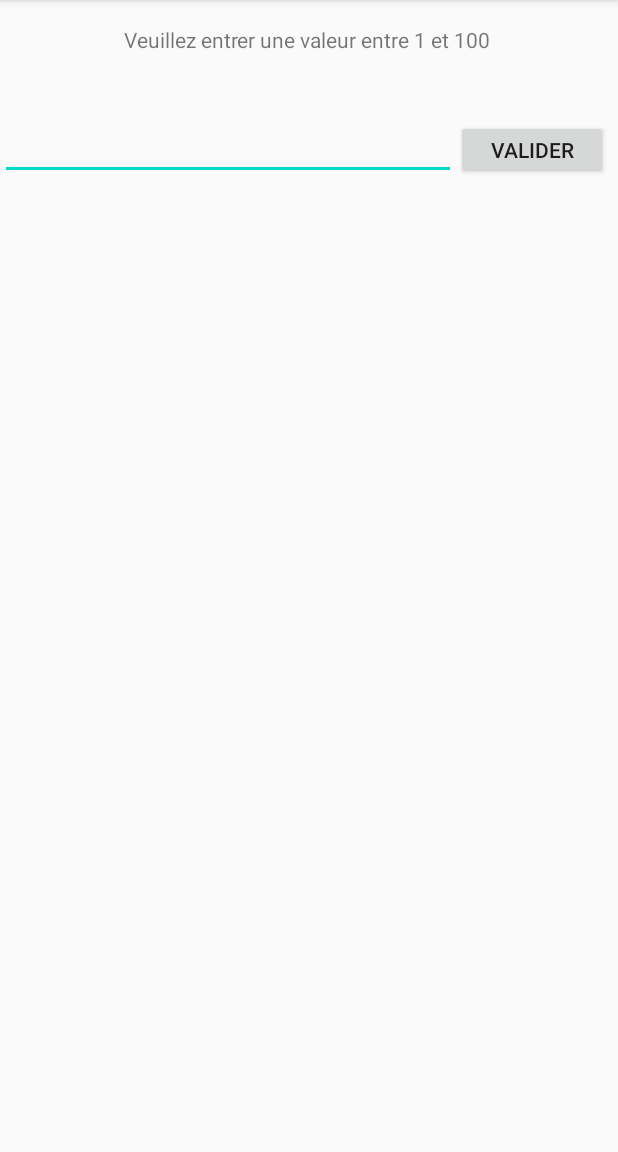
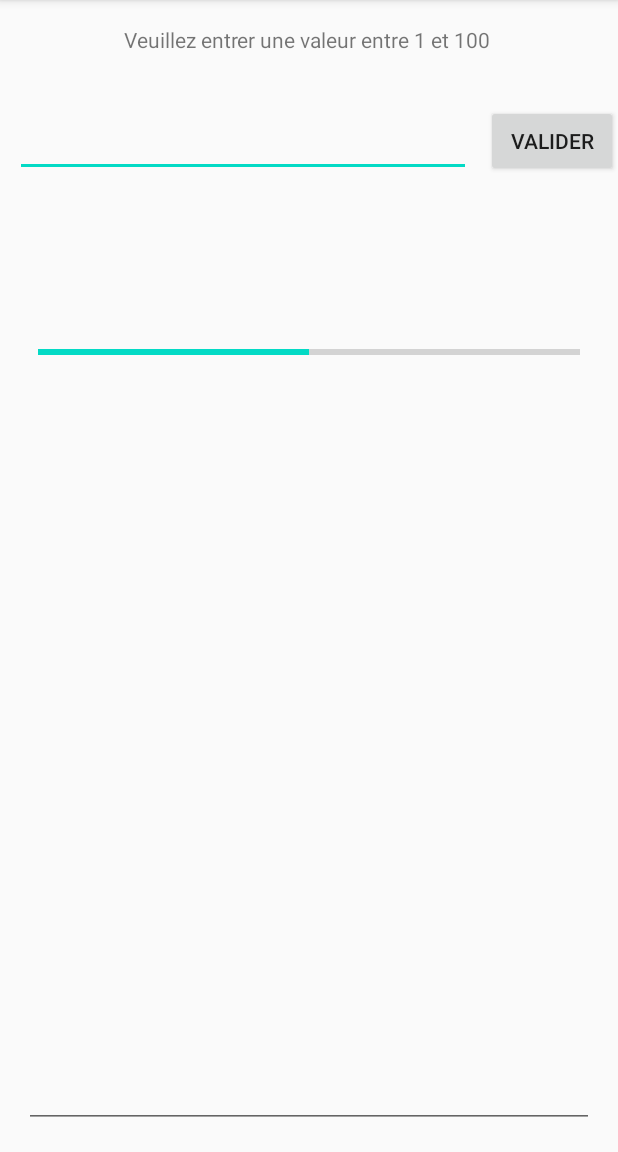
Before and after one commit to VictorMouss/Switcher, an Android app: the screen it shows after launch (MainActivity), on a phone screen of 412 x 824 dp, the part 84-1236 px from its top. Run offline under Robolectric (Android 15) with nearby library versions, the phone set to English and light mode, and no system bars.

Commit message:
Commit 04/03

```diff
--- a/app/src/main/java/com/example/myapplication/MainActivity.java
+++ b/app/src/main/java/com/example/myapplication/MainActivity.java
@@ -3,8 +3,15 @@ package com.example.myapplication;
 import androidx.appcompat.app.AppCompatActivity;
 
 import android.os.Bundle;
+import android.widget.Button;
+import android.widget.EditText;
+import android.widget.TextView;
 
 public class MainActivity extends AppCompatActivity {
+
+    private EditText txtNumber;
+    private Button btnValidate;
+    private TextView txtResult;
 
     @Override
     protected void onCreate(Bundle savedInstanceState) {
--- a/app/src/main/res/layout/activity_main.xml
+++ b/app/src/main/res/layout/activity_main.xml
@@ -20,23 +20,70 @@
         app:layout_constraintVertical_bias="0.022" />
 
     <EditText
-        android:id="@+id/editText"
-        android:layout_width="304dp"
-        android:layout_height="40dp"
-        android:layout_marginTop="44dp"
+        android:id="@+id/txtNumber"
+        android:layout_width="0dp"
+        android:layout_height="50dp"
+        android:layout_marginStart="10dp"
+        android:layout_marginTop="32dp"
+        android:layout_marginEnd="10dp"
         android:ems="10"
         android:inputType="number"
-        app:layout_constraintEnd_toEndOf="@+id/TextView"
-        app:layout_constraintHorizontal_bias="0.0"
+        app:layout_constraintEnd_toStartOf="@+id/btnValidate"
+        app:layout_constraintHorizontal_bias="1.0"
         app:layout_constraintStart_toStartOf="parent"
         app:layout_constraintTop_toBottomOf="@+id/TextView" />
 
     <Button
-        android:id="@+id/button"
-        android:layout_width="101dp"
-        android:layout_height="40dp"
+        android:id="@+id/btnValidate"
+        android:layout_width="wrap_content"
+        android:layout_height="wrap_content"
+        android:layout_marginTop="34dp"
         android:text="@string/Btn_Valider"
-        app:layout_constraintStart_toEndOf="@+id/editText"
-        app:layout_constraintTop_toTopOf="@+id/editText" />
+        app:layout_constraintEnd_toEndOf="parent"
+        app:layout_constraintTop_toBottomOf="@+id/TextView" />
+
+    <TextView
+        android:id="@+id/txtResult"
+        android:layout_width="283dp"
+        android:layout_height="54dp"
+        android:layout_marginStart="70dp"
+        android:layout_marginTop="19dp"
+        android:layout_marginEnd="70dp"
+        android:text="@string/txtResult"
+        app:layout_constraintEnd_toEndOf="parent"
+        app:layout_constraintStart_toStartOf="parent"
+        app:layout_constraintTop_toBottomOf="@+id/txtNumber" />
+
+    <ProgressBar
+        android:id="@+id/prgBarEssai"
+        style="?android:attr/progressBarStyleHorizontal"
+        android:layout_width="0dp"
+        android:layout_height="55dp"
+        android:layout_marginStart="25dp"
+        android:layout_marginTop="16dp"
+        android:layout_marginEnd="25dp"
+        android:max="10"
+        android:progress="5"
+        app:layout_constraintEnd_toEndOf="parent"
+        app:layout_constraintHorizontal_bias="0.0"
+        app:layout_constraintStart_toStartOf="parent"
+        app:layout_constraintTop_toBottomOf="@+id/txtResult" />
+
+    <EditText
+        android:id="@+id/txtHistory"
+        android:layout_width="0dp"
+        android:layout_height="0dp"
+        android:layout_marginStart="16dp"
+        android:layout_marginEnd="16dp"
+        android:layout_marginBottom="16dp"
+        android:ems="10"
+        android:gravity="start|top"
+        android:inputType="textMultiLine"
+        android:text="@string/txtResult"
+        app:layout_constraintBottom_toBottomOf="parent"
+        app:layout_constraintEnd_toEndOf="parent"
+        app:layout_constraintHorizontal_bias="0.6"
+        app:layout_constraintStart_toStartOf="parent"
+        app:layout_constraintTop_toBottomOf="@+id/prgBarEssai" />
 
 </androidx.constraintlayout.widget.ConstraintLayout>
--- a/app/src/main/res/values/strings.xml
+++ b/app/src/main/res/values/strings.xml
@@ -2,4 +2,6 @@
     <string name="app_name">My Application</string>
     <string name="Lbl_Title">Veuillez entrer une valeur entre 1 et 100</string>
     <string name="Btn_Valider">Valider</string>
+    <string name="txtResult" />
+    <string name="txtResult" />
 </resources>
```
